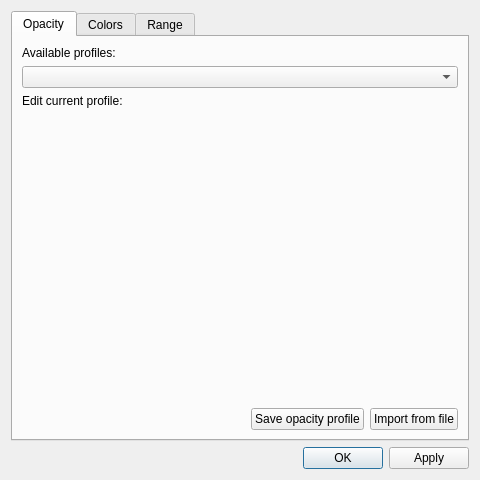
Before: the Qt Designer form VisualPIC/Views/editVolumeVTKWindow.ui in AngelFP/VisualPIC, drawn with Qt 5.
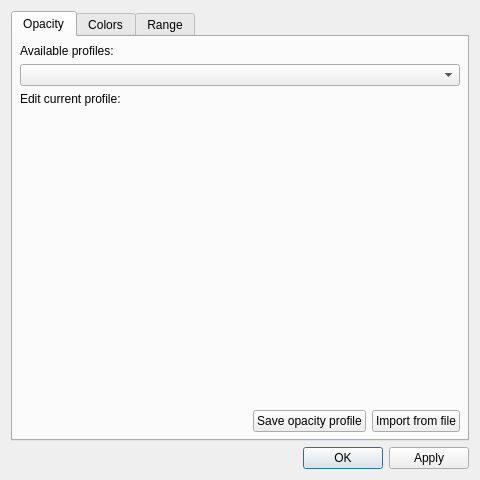
After: the same form once the commit is applied.

Commit message: Fix tab margins

The edit to the form file:
```diff
--- a/VisualPIC/Views/editVolumeVTKWindow.ui
+++ b/VisualPIC/Views/editVolumeVTKWindow.ui
@@ -24,6 +24,18 @@
        <string>Opacity</string>
       </attribute>
       <layout class="QVBoxLayout" name="verticalLayout_2">
+       <property name="leftMargin">
+        <number>7</number>
+       </property>
+       <property name="topMargin">
+        <number>7</number>
+       </property>
+       <property name="rightMargin">
+        <number>7</number>
+       </property>
+       <property name="bottomMargin">
+        <number>7</number>
+       </property>
        <item>
         <widget class="QLabel" name="label_3">
          <property name="sizePolicy">
```
Left out of the diff: 24 changed lines with no effect on the pictures.
